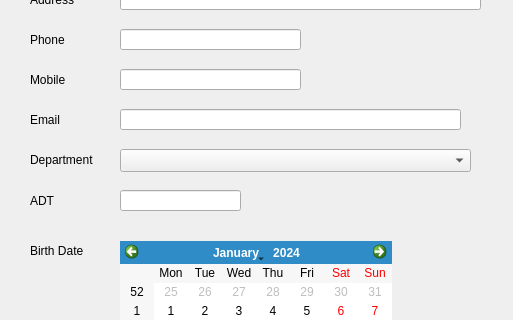
Qt form addnewstudentdialog.ui (MrRisoni/Gauss) before a commit; both pictures show x 0 to 513 and y 160 to 480 of the 513 by 577 pixel window.
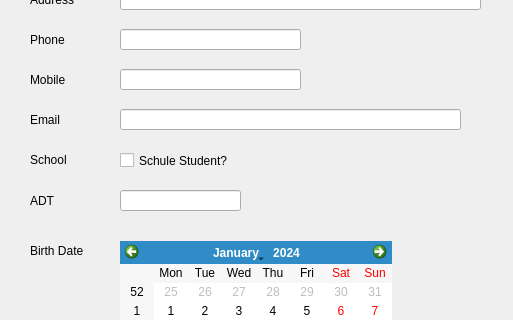
The same form after that commit.

Commit message: create schule group works

```diff
--- a/addnewstudentdialog.ui
+++ b/addnewstudentdialog.ui
@@ -75,7 +75,7 @@
     </rect>
    </property>
    <property name="text">
-    <string>Department</string>
+    <string>School</string>
    </property>
   </widget>
   <widget class="QLineEdit" name="lineMName">
@@ -180,16 +180,6 @@
     </rect>
    </property>
   </widget>
-  <widget class="QComboBox" name="comboDep">
-   <property name="geometry">
-    <rect>
-     <x>120</x>
-     <y>309</y>
-     <width>351</width>
-     <height>23</height>
-    </rect>
-   </property>
-  </widget>
   <widget class="QLineEdit" name="linePhone">
    <property name="geometry">
     <rect>
@@ -320,6 +310,19 @@
     </rect>
    </property>
   </widget>
+  <widget class="QCheckBox" name="checkSchule">
+   <property name="geometry">
+    <rect>
+     <x>120</x>
+     <y>310</y>
+     <width>251</width>
+     <height>21</height>
+    </rect>
+   </property>
+   <property name="text">
+    <string>Schule Student?</string>
+   </property>
+  </widget>
  </widget>
  <resources/>
  <connections/>
```
Left out of the diff: 2 changed lines with no effect on the pictures. The commit also changes 9 other files.
